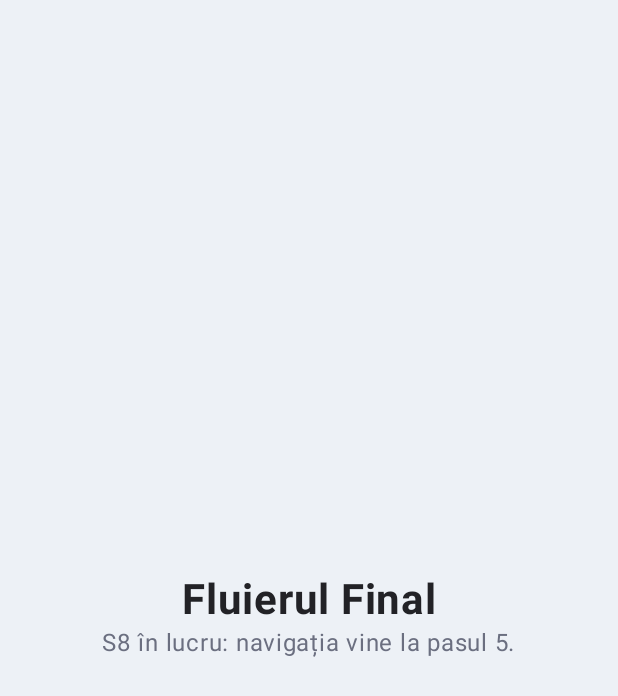
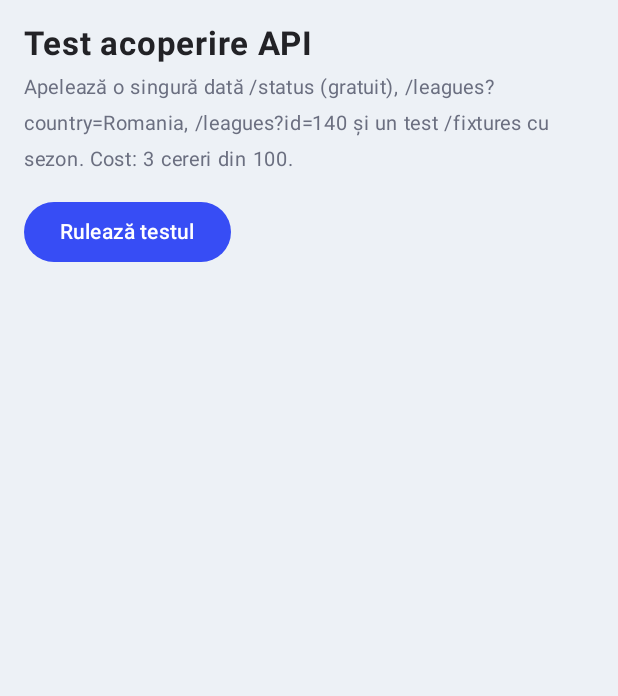
Before and after one commit to mitanu04/FotbalApp, an Android app built with Jetpack Compose: the screen it shows after launch (MainActivity), on a phone screen of 412 x 824 dp. Shown: the top 696 px of the screen. Run offline under Robolectric (Android 15) with nearby library versions, the phone set to English and light mode, and no system bars; our stand-ins replace Dagger/Hilt's generated code; libraries missing offline, so code that uses them is left out: androidx.hilt.lifecycle.

Commit message:
S8 step 3: Retrofit API client, quota logging, API coverage check
- ApiFootballService (Retrofit + kotlinx.serialization) for status, leagues,
  teams, fixtures; ApiFootballException + orThrow() for the 'errors' field
- OkHttp interceptors: API key header; log path + x-ratelimit-requests-remaining (tag ApiQuota)
- NetworkModule (Hilt) provides OkHttpClient, Retrofit, ApiFootballService
- Debug screen ApiCoverageScreen: one-off /status, /leagues?country=Romania,
  /leagues?id=140 and a /fixtures league+season probe; result kept in SharedPreferences
- Finding: free plan refuses /fixtures with season=2026 (only 2022-2024)

```diff
--- a/app/build.gradle.kts
+++ b/app/build.gradle.kts
@@ -74,6 +74,7 @@ dependencies {
     implementation(libs.hilt.android)
     ksp(libs.hilt.compiler)
     implementation(libs.hilt.navigation.compose)
+    implementation(libs.hilt.lifecycle.viewmodel.compose)
 
     // Networking (API-Football)
     implementation(libs.retrofit)
--- a/app/src/main/java/ro/fluierulfinal/MainActivity.kt
+++ b/app/src/main/java/ro/fluierulfinal/MainActivity.kt
@@ -4,21 +4,10 @@ import android.os.Bundle
 import androidx.activity.ComponentActivity
 import androidx.activity.compose.setContent
 import androidx.activity.enableEdgeToEdge
-import androidx.compose.foundation.background
-import androidx.compose.foundation.layout.Arrangement
-import androidx.compose.foundation.layout.Column
-import androidx.compose.foundation.layout.fillMaxSize
-import androidx.compose.foundation.layout.padding
-import androidx.compose.material3.MaterialTheme
-import androidx.compose.material3.Text
 import androidx.compose.runtime.getValue
-import androidx.compose.ui.Alignment
-import androidx.compose.ui.Modifier
-import androidx.compose.ui.text.font.FontWeight
-import androidx.compose.ui.unit.dp
-import androidx.compose.ui.unit.sp
 import androidx.lifecycle.compose.collectAsStateWithLifecycle
 import dagger.hilt.android.AndroidEntryPoint
+import ro.fluierulfinal.ui.debug.ApiCoverageScreen
 import ro.fluierulfinal.ui.theme.FluierulFinalTheme
 import ro.fluierulfinal.ui.theme.ThemeController
 import javax.inject.Inject
@@ -37,17 +26,9 @@ class MainActivity : ComponentActivity() {
         setContent {
             val mode by themeController.mode.collectAsStateWithLifecycle()
             FluierulFinalTheme(mode) {
-                // Temporary root screen; replaced by the navigation graph with the bottom bar in step 5.
-                Column(
-                    modifier = Modifier.fillMaxSize().background(MaterialTheme.colorScheme.background).padding(24.dp),
-                    verticalArrangement = Arrangement.Center,
-                    horizontalAlignment = Alignment.CenterHorizontally,
-                ) {
-                    Text("Fluierul Final", fontSize = 28.sp, fontWeight = FontWeight.Bold,
-                        color = MaterialTheme.colorScheme.onBackground)
-                    Text("S8 în lucru: navigația vine la pasul 5.",
-                        color = MaterialTheme.colorScheme.onSurfaceVariant)
-                }
+                // Temporary root: the API coverage check (step 3). Replaced by the
+                // navigation graph with the bottom bar in step 5, where it moves under Setări.
+                ApiCoverageScreen()
             }
         }
     }
--- /dev/null
+++ b/app/src/main/java/ro/fluierulfinal/data/remote/ApiInterceptors.kt
@@ -0,0 +1,35 @@
+package ro.fluierulfinal.data.remote
+
+import android.util.Log
+import okhttp3.Interceptor
+import okhttp3.Response
+
+/** Adds the API key header to every request, so no call site has to remember it. */
+class ApiKeyInterceptor(private val apiKey: String) : Interceptor {
+    override fun intercept(chain: Interceptor.Chain): Response {
+        val request = chain.request().newBuilder()
+            .header("x-apisports-key", apiKey)
+            .build()
+        return chain.proceed(request)
+    }
+}
+
+/**
+ * Logs every API-Football call and how many daily requests are left (header
+ * `x-ratelimit-requests-remaining`). Filter Logcat by the tag "ApiQuota" to see exactly when the
+ * app really hits the network; a screen served from cache produces no line here.
+ */
+class RateLimitLoggingInterceptor : Interceptor {
+    override fun intercept(chain: Interceptor.Chain): Response {
+        val request = chain.request()
+        val response = chain.proceed(request)
+        val remaining = response.header("x-ratelimit-requests-remaining") ?: "?"
+        val limit = response.header("x-ratelimit-requests-limit") ?: "?"
+        Log.i(TAG, "${request.url.encodedPath}?${request.url.encodedQuery ?: ""} -> HTTP ${response.code}, remaining today: $remaining/$limit")
+        return response
+    }
+
+    companion object {
+        const val TAG = "ApiQuota"
+    }
+}
--- /dev/null
+++ b/app/src/main/java/ro/fluierulfinal/di/NetworkModule.kt
@@ -0,0 +1,50 @@
+package ro.fluierulfinal.di
+
+import dagger.Module
+import dagger.Provides
+import dagger.hilt.InstallIn
+import dagger.hilt.components.SingletonComponent
+import okhttp3.MediaType.Companion.toMediaType
+import okhttp3.OkHttpClient
+import retrofit2.Retrofit
+import retrofit2.converter.kotlinx.serialization.asConverterFactory
+import ro.fluierulfinal.BuildConfig
+import ro.fluierulfinal.data.remote.ApiFootballService
+import ro.fluierulfinal.data.remote.ApiJson
+import ro.fluierulfinal.data.remote.ApiKeyInterceptor
+import ro.fluierulfinal.data.remote.RateLimitLoggingInterceptor
+import java.util.concurrent.TimeUnit
+import javax.inject.Singleton
+
+/**
+ * Tells Hilt how to build the networking objects. Each @Provides function is a recipe;
+ * @Singleton means one shared instance for the whole app (one connection pool, one Retrofit).
+ */
+@Module
+@InstallIn(SingletonComponent::class)
+object NetworkModule {
+
+    private const val API_FOOTBALL_URL = "https://v3.football.api-sports.io/"
+
+    @Provides
+    @Singleton
+    fun provideOkHttpClient(): OkHttpClient = OkHttpClient.Builder()
+        .addInterceptor(ApiKeyInterceptor(BuildConfig.API_FOOTBALL_KEY))
+        .addInterceptor(RateLimitLoggingInterceptor())
+        .connectTimeout(10, TimeUnit.SECONDS)
+        .readTimeout(20, TimeUnit.SECONDS)
+        .build()
+
+    @Provides
+    @Singleton
+    fun provideRetrofit(client: OkHttpClient): Retrofit = Retrofit.Builder()
+        .baseUrl(API_FOOTBALL_URL)
+        .client(client)
+        .addConverterFactory(ApiJson.asConverterFactory("application/json".toMediaType()))
+        .build()
+
+    @Provides
+    @Singleton
+    fun provideApiFootballService(retrofit: Retrofit): ApiFootballService =
+        retrofit.create(ApiFootballService::class.java)
+}
--- /dev/null
+++ b/app/src/main/java/ro/fluierulfinal/ui/debug/ApiCoverageScreen.kt
@@ -0,0 +1,68 @@
+package ro.fluierulfinal.ui.debug
+
+import androidx.compose.foundation.background
+import androidx.compose.foundation.layout.Column
+import androidx.compose.foundation.layout.Row
+import androidx.compose.foundation.layout.Spacer
+import androidx.compose.foundation.layout.fillMaxSize
+import androidx.compose.foundation.layout.fillMaxWidth
+import androidx.compose.foundation.layout.height
+import androidx.compose.foundation.layout.padding
+import androidx.compose.foundation.layout.safeDrawingPadding
+import androidx.compose.foundation.layout.size
+import androidx.compose.foundation.rememberScrollState
+import androidx.compose.foundation.shape.RoundedCornerShape
+import androidx.compose.foundation.verticalScroll
+import androidx.compose.material3.Button
+import androidx.compose.material3.CircularProgressIndicator
+import androidx.compose.material3.MaterialTheme
+import androidx.compose.material3.Text
+import androidx.compose.runtime.Composable
+import androidx.compose.runtime.getValue
+import androidx.compose.ui.Alignment
+import androidx.compose.ui.Modifier
+import androidx.compose.ui.draw.clip
+import androidx.compose.ui.text.font.FontFamily
+import androidx.compose.ui.text.font.FontWeight
+import androidx.compose.ui.unit.dp
+import androidx.compose.ui.unit.sp
+import androidx.hilt.lifecycle.viewmodel.compose.hiltViewModel
+import androidx.lifecycle.compose.collectAsStateWithLifecycle
+
+/** Debug screen for the one-off API coverage check. Not part of the normal user flow. */
+@Composable
+fun ApiCoverageScreen(viewModel: ApiCoverageViewModel = hiltViewModel()) {
+    val state by viewModel.state.collectAsStateWithLifecycle()
+    val colors = MaterialTheme.colorScheme
+
+    Column(
+        Modifier.fillMaxSize().background(colors.background).safeDrawingPadding().padding(16.dp)
+            .verticalScroll(rememberScrollState())
+    ) {
+        Text("Test acoperire API", fontSize = 22.sp, fontWeight = FontWeight.Bold, color = colors.onBackground)
+        Text(
+            "Apelează o singură dată /status (gratuit), /leagues?country=Romania, /leagues?id=140 " +
+                "și un test /fixtures cu sezon. Cost: 3 cereri din 100.",
+            fontSize = 13.sp, color = colors.onSurfaceVariant, modifier = Modifier.padding(top = 4.dp),
+        )
+        Spacer(Modifier.height(12.dp))
+
+        Row(verticalAlignment = Alignment.CenterVertically) {
+            Button(onClick = viewModel::run, enabled = !state.running) {
+                Text(if (state.report == null) "Rulează testul" else "Rulează din nou (3 cereri)")
+            }
+            if (state.running) CircularProgressIndicator(Modifier.padding(start = 12.dp).size(24.dp))
+        }
+
+        state.error?.let {
+            Text("Eroare: $it", color = colors.error, modifier = Modifier.padding(top = 12.dp))
+        }
+        state.report?.let {
+            Text(
+                it, fontFamily = FontFamily.Monospace, fontSize = 12.sp, color = colors.onSurface,
+                modifier = Modifier.padding(top = 12.dp).fillMaxWidth().clip(RoundedCornerShape(12.dp))
+                    .background(colors.surface).padding(12.dp),
+            )
+        }
+    }
+}
--- /dev/null
+++ b/app/src/main/java/ro/fluierulfinal/ui/debug/ApiCoverageViewModel.kt
@@ -0,0 +1,120 @@
+package ro.fluierulfinal.ui.debug
+
+import android.content.Context
+import android.util.Log
+import androidx.lifecycle.ViewModel
+import androidx.lifecycle.viewModelScope
+import dagger.hilt.android.lifecycle.HiltViewModel
+import dagger.hilt.android.qualifiers.ApplicationContext
+import kotlinx.coroutines.flow.MutableStateFlow
+import kotlinx.coroutines.flow.StateFlow
+import kotlinx.coroutines.flow.asStateFlow
+import kotlinx.coroutines.flow.update
+import kotlinx.coroutines.launch
+import ro.fluierulfinal.data.remote.ApiFootballService
+import ro.fluierulfinal.data.remote.mapper.toDomain
+import ro.fluierulfinal.data.remote.orThrow
+import ro.fluierulfinal.domain.model.League
+import java.time.LocalDate
+import java.time.ZoneId
+import java.time.ZonedDateTime
+import java.time.format.DateTimeFormatter
+import javax.inject.Inject
+
+data class ApiCoverageUiState(
+    val running: Boolean = false,
+    val report: String? = null,     // last result, kept between app starts
+    val error: String? = null,
+)
+
+/**
+ * One-off API coverage check (S8, before building the UI). It answers:
+ * which plan we are on, the real league ids, the current season, the `coverage` flags,
+ * and whether the free plan accepts /fixtures with league + season + date.
+ *
+ * Cost: 3 requests (/status is free). The result is saved, so the check is not repeated by accident;
+ * from step 4 it is stored in the Supabase `leagues` table instead of SharedPreferences.
+ */
+@HiltViewModel
+class ApiCoverageViewModel @Inject constructor(
+    private val api: ApiFootballService,
+    @ApplicationContext context: Context,
+) : ViewModel() {
+
+    private val prefs = context.getSharedPreferences("api_coverage", Context.MODE_PRIVATE)
+    private val _state = MutableStateFlow(ApiCoverageUiState(report = prefs.getString(KEY_REPORT, null)))
+    val state: StateFlow<ApiCoverageUiState> = _state.asStateFlow()
+
+    fun run() {
+        if (_state.value.running) return
+        _state.update { it.copy(running = true, error = null) }
+        viewModelScope.launch {
+            try {
+                val report = buildReport()
+                prefs.edit().putString(KEY_REPORT, report).apply()
+                Log.i(TAG, report)
+                _state.update { it.copy(report = report) }
+            } catch (e: Exception) {
+                Log.e(TAG, "coverage check failed", e)
+                _state.update { it.copy(error = e.message ?: e.toString()) }
+            } finally {
+                _state.update { it.copy(running = false) }
+            }
+        }
+    }
+
+    private suspend fun buildReport(): String = buildString {
+        val now = ZonedDateTime.now(ZONE)
+        appendLine("Rulat la ${now.format(DateTimeFormatter.ofPattern("dd.MM.yyyy HH:mm"))}")
+        appendLine()
+
+        // 1. /status (free)
+        val status = api.status().orThrow()
+        appendLine("Plan: ${status.subscription.plan} (activ: ${status.subscription.active})")
+        appendLine("Cereri azi înainte de test: ${status.requests.current}/${status.requests.limitDay}")
+        appendLine()
+
+        // 2. /leagues?country=Romania  (1 request)
+        val romania = api.leagues(country = "Romania").orThrow()
+        appendLine("Ligi în România (${romania.size}):")
+        romania.sortedBy { it.league.id }.forEach { item ->
+            val current = item.seasons.firstOrNull { it.current }?.year
+            appendLine("  ${item.league.id} = ${item.league.name} (${item.league.type}), sezon curent: $current")
+        }
+        appendLine()
+        // coverage only for the leagues the app supports: Liga I (283) and Liga II (284)
+        val romanianLeagues = romania.filter { it.league.id in setOf(283, 284) }.mapNotNull { it.toDomain() }
+        romanianLeagues.forEach { appendCoverage(it) }
+
+        // 3. /leagues?id=140  (1 request)
+        val laLiga = api.leagues(id = 140).orThrow().single().toDomain()
+            ?: error("La Liga has no season marked as current")
+        appendCoverage(laLiga)
+
+        // 4. Does the free plan accept league + season + date for the current season?  (1 request)
+        val today = LocalDate.now(ZONE)
+        appendLine("Test /fixtures?league=140&season=${laLiga.season}&date=$today:")
+        val probe = api.fixtures(date = today.toString(), league = 140, season = laLiga.season)
+        val result = runCatching { probe.orThrow() }
+        appendLine(
+            result.fold(
+                onSuccess = { "  OK, ${it.size} meciuri" },
+                onFailure = { "  REFUZAT: ${it.message}" },
+            )
+        )
+    }
+
+    private fun StringBuilder.appendCoverage(league: League) {
+        val c = league.coverage
+        appendLine("${league.name} (id ${league.id}, ${league.country}), sezon ${league.season}:")
+        appendLine("  events=${c.events}, lineups=${c.lineups}, statistics_fixtures=${c.statisticsFixtures}, " +
+            "statistics_players=${c.statisticsPlayers}, odds=${c.odds}")
+        appendLine()
+    }
+
+    companion object {
+        private const val TAG = "ApiCoverage"
+        private const val KEY_REPORT = "report"
+        private val ZONE: ZoneId = ZoneId.of("Europe/Bucharest")
+    }
+}
--- a/gradle/libs.versions.toml
+++ b/gradle/libs.versions.toml
@@ -42,6 +42,7 @@ androidx-navigation-compose = { group = "androidx.navigation", name = "navigatio
 hilt-android = { group = "com.google.dagger", name = "hilt-android", version.ref = "hilt" }
 hilt-compiler = { group = "com.google.dagger", name = "hilt-android-compiler", version.ref = "hilt" }
 hilt-navigation-compose = { group = "androidx.hilt", name = "hilt-navigation-compose", version.ref = "hiltNavigationCompose" }
+hilt-lifecycle-viewmodel-compose = { group = "androidx.hilt", name = "hilt-lifecycle-viewmodel-compose", version.ref = "hiltNavigationCompose" }
 
 # Networking
 retrofit = { group = "com.squareup.retrofit2", name = "retrofit", version.ref = "retrofit" }
```
Also changed, not shown: app/src/main/java/ro/fluierulfinal/data/remote/ApiErrors.kt (added, +22 -0 lines), app/src/main/java/ro/fluierulfinal/data/remote/ApiFootballService.kt (added, +43 -0 lines).
